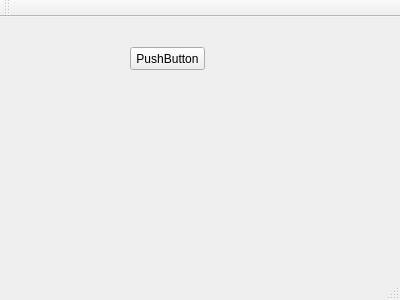
Qt form mainwindow.ui (Jordan-Lin/Audio-Streaming-Service) before a commit.
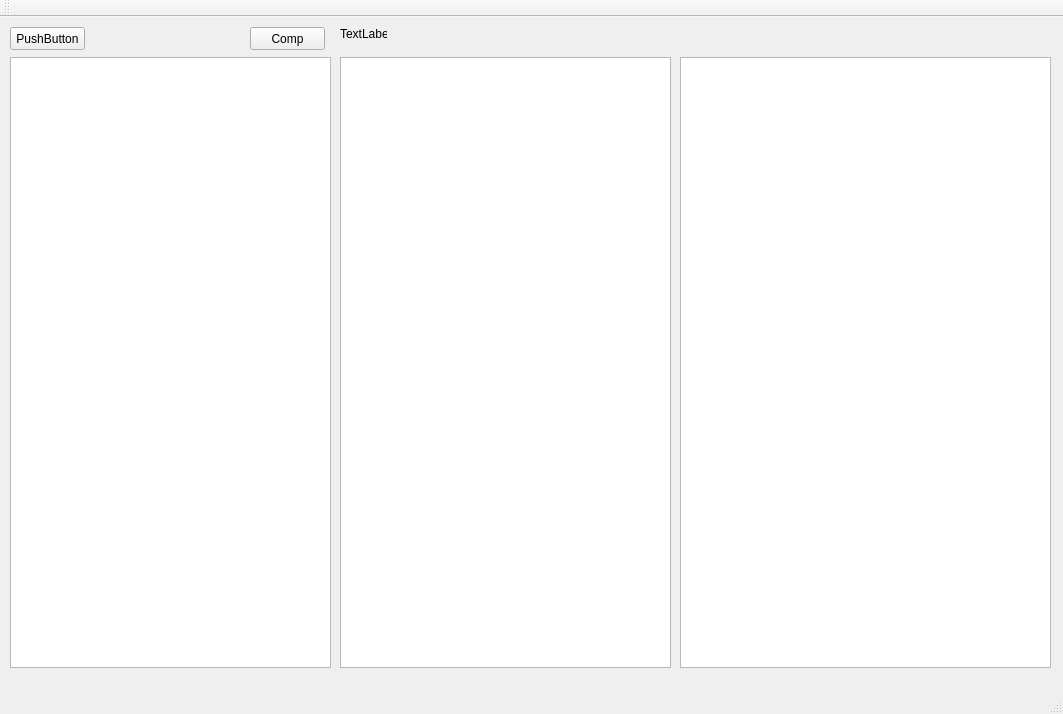
The same form after that commit.

Patch:
```diff
--- a/mainwindow.ui
+++ b/mainwindow.ui
@@ -6,8 +6,8 @@
    <rect>
     <x>0</x>
     <y>0</y>
-    <width>400</width>
-    <height>300</height>
+    <width>1063</width>
+    <height>714</height>
    </rect>
   </property>
   <property name="windowTitle">
@@ -17,8 +17,8 @@
    <widget class="QPushButton" name="pushButton">
     <property name="geometry">
      <rect>
-      <x>130</x>
-      <y>30</y>
+      <x>10</x>
+      <y>10</y>
       <width>75</width>
       <height>23</height>
      </rect>
@@ -27,6 +27,62 @@
      <string>PushButton</string>
     </property>
    </widget>
+   <widget class="QTextBrowser" name="debugLog">
+    <property name="geometry">
+     <rect>
+      <x>680</x>
+      <y>40</y>
+      <width>371</width>
+      <height>611</height>
+     </rect>
+    </property>
+   </widget>
+   <widget class="QTextBrowser" name="packetOutLog">
+    <property name="geometry">
+     <rect>
+      <x>10</x>
+      <y>40</y>
+      <width>321</width>
+      <height>611</height>
+     </rect>
+    </property>
+   </widget>
+   <widget class="QTextBrowser" name="packetInLog">
+    <property name="geometry">
+     <rect>
+      <x>340</x>
+      <y>40</y>
+      <width>331</width>
+      <height>611</height>
+     </rect>
+    </property>
+   </widget>
+   <widget class="QPushButton" name="pushButton_2">
+    <property name="geometry">
+     <rect>
+      <x>250</x>
+      <y>10</y>
+      <width>75</width>
+      <height>23</height>
+     </rect>
+    </property>
+    <property name="text">
+     <string>Comp</string>
+    </property>
+   </widget>
+   <widget class="QLabel" name="compRes">
+    <property name="geometry">
+     <rect>
+      <x>340</x>
+      <y>10</y>
+      <width>47</width>
+      <height>13</height>
+     </rect>
+    </property>
+    <property name="text">
+     <string>TextLabel</string>
+    </property>
+   </widget>
   </widget>
   <widget class="QMenuBar" name="menuBar">
    <property name="geometry">
```
Left out of the diff: 2 changed lines with no effect on the pictures.
